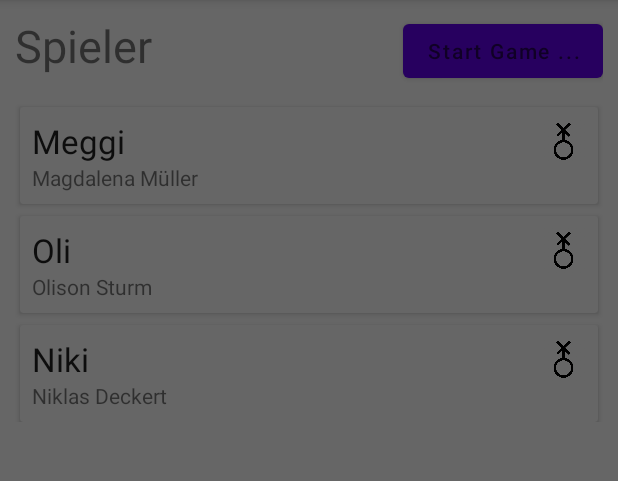
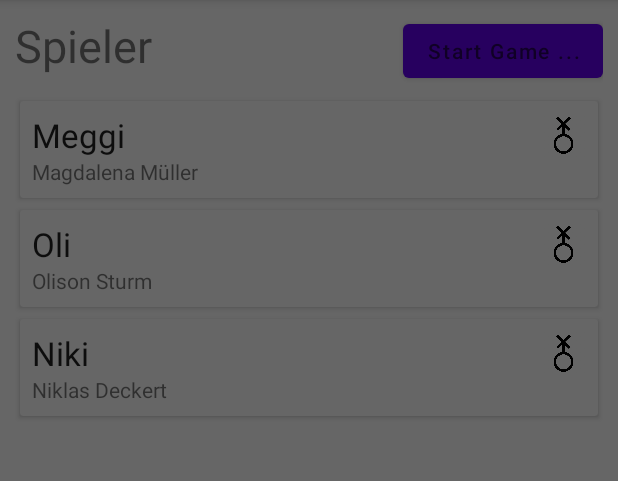
Before and after one commit to olisonsturm/blackout, an Android app: the fragment BottomSheetPlayer placed in its activity, on a phone screen of 412 x 824 dp, the part 84-565 px from its top. Run offline under Robolectric (Android 15) with nearby library versions, the phone set to English and light mode, and no system bars; our stand-ins replace Room's generated code.

Commit message:
neuste Funktion: -Bottomsheet bleibt über Tastatur
noch zu machen:
- Player hinzufügen
- Player ändern
- Wischbewegungen Hintergrund / Editieren

```diff
--- a/app/src/main/java/me/olisonsturm/blackout/view/fragments/BottomSheetPlayer.java
+++ b/app/src/main/java/me/olisonsturm/blackout/view/fragments/BottomSheetPlayer.java
@@ -5,34 +5,36 @@ import android.text.TextUtils;
 import android.view.LayoutInflater;
 import android.view.View;
 import android.view.ViewGroup;
+import android.view.WindowManager;
 import android.widget.Button;
 import android.widget.EditText;
+import android.widget.FrameLayout;
 import android.widget.ImageView;
 import android.widget.Toast;
 
 import androidx.annotation.Nullable;
+import androidx.fragment.app.DialogFragment;
 import androidx.lifecycle.ViewModelProvider;
-import androidx.lifecycle.ViewModelStoreOwner;
 
+import com.google.android.material.bottomsheet.BottomSheetBehavior;
+import com.google.android.material.bottomsheet.BottomSheetDialog;
 import com.google.android.material.bottomsheet.BottomSheetDialogFragment;
 
 import me.olisonsturm.blackout.R;
 import me.olisonsturm.blackout.model.Player;
 import me.olisonsturm.blackout.model.PlayerViewModel;
-import me.olisonsturm.blackout.view.activitys.LobbyActivity;
 
 public class BottomSheetPlayer extends BottomSheetDialogFragment {
 
-    Button      addBtn;
-    ImageView   genderBtn;
-    EditText    nickName;
-    EditText    realName;
-    EditText    editTextPriority;
+    Button addBtn;
+    ImageView genderBtn;
+    EditText nickName;
+    EditText realName;
+    EditText editTextPriority;
 
     int gender = 0;
 
-    //private PlayerViewModel playerViewModel;
-
+    private PlayerViewModel playerViewModel;
 
 
     @Nullable
@@ -40,27 +42,31 @@ public class BottomSheetPlayer extends BottomSheetDialogFragment {
     public View onCreateView(LayoutInflater inflater, @Nullable ViewGroup container, @Nullable Bundle savedInstanceState) {
         View view = inflater.inflate(R.layout.bottom_sheet_player_layout, container, false);
 
-        //playerViewModel = new ViewModelProvider((ViewModelStoreOwner) view.getContext()).get(PlayerViewModel.class);
+        getDialog().getWindow().setSoftInputMode(WindowManager.LayoutParams.SOFT_INPUT_ADJUST_RESIZE);
+        //setStyle(DialogFragment.STYLE_NORMAL, R.style.BottomSheetDialogThemeNoFloating);
 
-        addBtn    = view.findViewById(R.id.playerAdd);
+
+        addBtn = view.findViewById(R.id.playerAdd);
         genderBtn = view.findViewById(R.id.genderButton);
-        nickName  = view.findViewById(R.id.playerNickName);
-        realName  = view.findViewById(R.id.playerRealName);
+        nickName = view.findViewById(R.id.playerNickName);
+        realName = view.findViewById(R.id.playerRealName);
         editTextPriority = view.findViewById(R.id.eTPriority);
 
+        playerViewModel = new ViewModelProvider(this).get(PlayerViewModel.class);
         genderBtn.setImageResource(R.drawable.male);
 
         addBtn.setOnClickListener(v -> {
             String nickNameL = nickName.getText().toString();
             String realNameL = realName.getText().toString();
-            String priority  = editTextPriority.getText().toString();
+            String priority = editTextPriority.getText().toString();
 
             if (TextUtils.isEmpty(nickNameL) || TextUtils.isEmpty(realNameL) || TextUtils.isEmpty(priority)) {
                 Toast.makeText(view.getContext(), "Bitte alle Spielerdaten eingeben", Toast.LENGTH_SHORT).show();
             } else {
                 Toast.makeText(view.getContext(), "save", Toast.LENGTH_SHORT).show();
-                //Player player = new Player(nickNameL,realNameL,gender,priority);
-                //playerViewModel.insert(player);
+                int priorityInt = Integer.parseInt(priority);
+                Player player = new Player(nickNameL, realNameL, gender, priorityInt);
+                playerViewModel.insert(player);
                 dismiss();
             }
         });
--- a/app/src/main/java/me/olisonsturm/blackout/view/fragments/PlayerFragment.java
+++ b/app/src/main/java/me/olisonsturm/blackout/view/fragments/PlayerFragment.java
@@ -6,6 +6,7 @@ import android.view.MenuItem;
 import android.view.View;
 import android.view.ViewGroup;
 import android.widget.Button;
+import android.widget.Toast;
 
 import androidx.annotation.NonNull;
 import androidx.annotation.Nullable;
--- a/app/src/main/res/layout/bottom_sheet_player_layout.xml
+++ b/app/src/main/res/layout/bottom_sheet_player_layout.xml
@@ -1,10 +1,10 @@
 <?xml version="1.0" encoding="utf-8"?>
 <LinearLayout xmlns:android="http://schemas.android.com/apk/res/android"
+    xmlns:tools="http://schemas.android.com/tools"
     android:layout_width="match_parent"
     android:layout_height="match_parent"
     android:orientation="vertical"
     android:padding="10dp">
-
     <!-- ?attr/actionBarSize -->
 
     <RelativeLayout
--- a/app/src/main/res/layout/player_item.xml
+++ b/app/src/main/res/layout/player_item.xml
@@ -3,7 +3,8 @@
     android:layout_width="match_parent"
     android:layout_height="wrap_content"
     android:layout_marginStart="8dp"
-    android:layout_marginTop="8dp"
+    android:layout_marginTop="4dp"
+    android:layout_marginBottom="4dp"
     android:layout_marginEnd="8dp">
 
     <RelativeLayout
--- /dev/null
+++ b/app/src/main/res/values/styles.xml
@@ -0,0 +1,3 @@
+<?xml version="1.0" encoding="utf-8"?>
+<resources>
+</resources>
```
